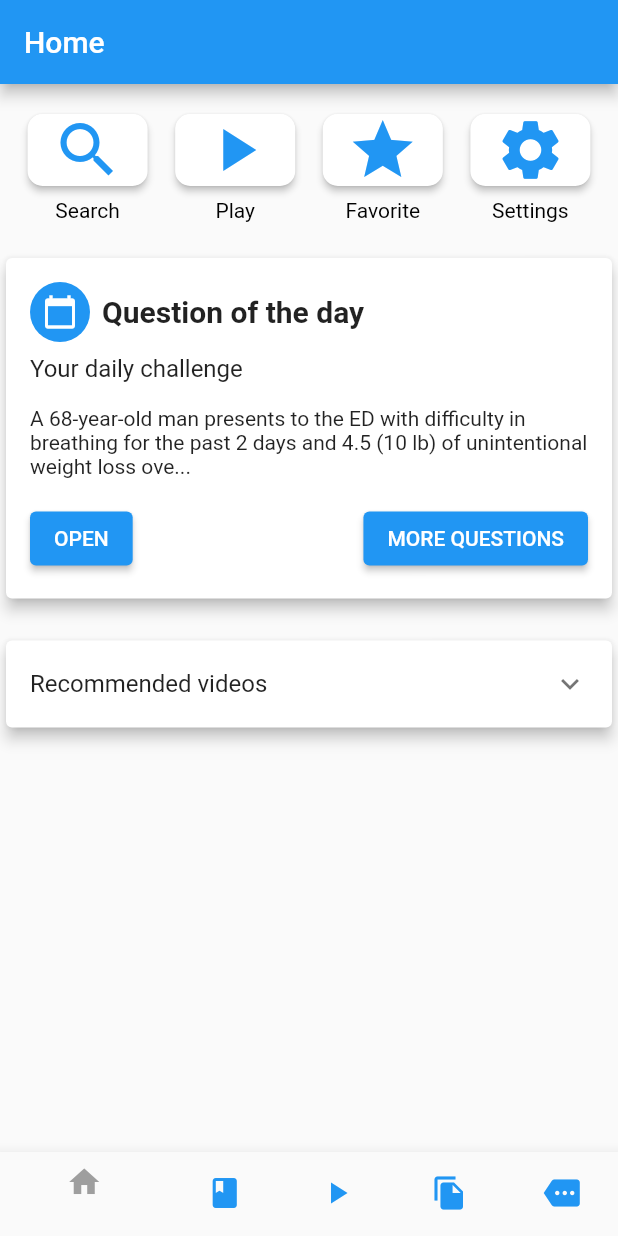
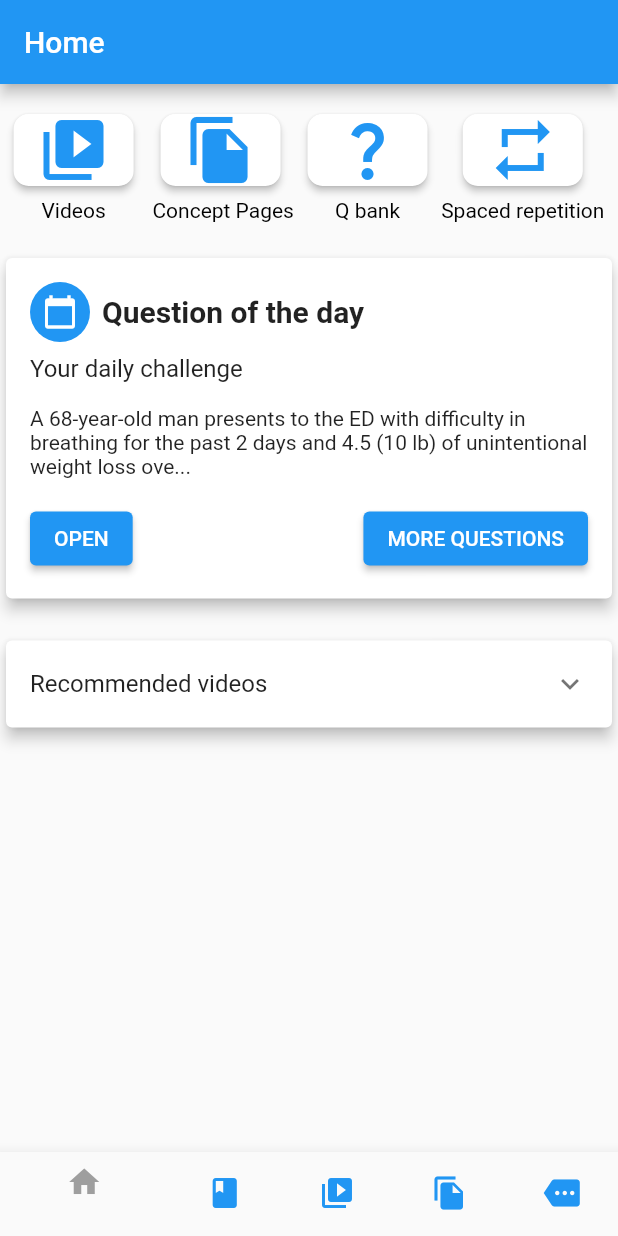
Before and after one commit to Hadiyahsaeed/lecturio_app, a Flutter app: the screen it shows after launch, on a phone screen of 412 x 824 dp. Run offline on Flutter 3.47's test engine with Material 2 defaults, Android fonts, the phone set to English and light mode, and no system bars.

Commit message:
COMMIT5
COMMIT5 all changes finalizedd

```diff
--- a/lib/home_page.dart
+++ b/lib/home_page.dart
@@ -36,14 +36,14 @@ class HomePage extends StatelessWidget {
                       ),
                     ),
                     child: const Icon(
-                      Icons.search,
+                      Icons.video_library,
                       color: Colors.blue,
                       size: 48.0,
                     ),
                   ),
                   const SizedBox(height: 8),
                   const Text(
-                    'Search',
+                    'Videos',
                     style: TextStyle(
                       color: Colors.black,
                     ),
@@ -63,14 +63,14 @@ class HomePage extends StatelessWidget {
                       ),
                     ),
                     child: const Icon(
-                      Icons.play_arrow,
+                      Icons.file_copy,
                       color: Colors.blue,
                       size: 48.0,
                     ),
                   ),
                   const SizedBox(height: 8),
                   const Text(
-                    'Play',
+                    ' Concept Pages',
                     style: TextStyle(
                       color: Colors.black,
                     ),
@@ -90,14 +90,14 @@ class HomePage extends StatelessWidget {
                       ),
                     ),
                     child: const Icon(
-                      Icons.star,
+                      Icons.question_mark_outlined,
                       color: Colors.blue,
                       size: 48.0,
                     ),
                   ),
                   const SizedBox(height: 8),
                   const Text(
-                    'Favorite',
+                    'Q bank',
                     style: TextStyle(
                       color: Colors.black,
                     ),
@@ -117,14 +117,14 @@ class HomePage extends StatelessWidget {
                       ),
                     ),
                     child: const Icon(
-                      Icons.settings,
+                      Icons.repeat,
                       color: Colors.blue,
                       size: 48.0,
                     ),
                   ),
                   const SizedBox(height: 8),
                   const Text(
-                    'Settings',
+                    'Spaced repetition',
                     style: TextStyle(
                       color: Colors.black,
                     ),
--- a/lib/main.dart
+++ b/lib/main.dart
@@ -64,7 +64,7 @@ class _MyHomePageState extends State<MyHomePage> {
   final List<IconData> _icons = [
     Icons.home,
     Icons.book,
-    Icons.play_arrow,
+    Icons.video_library,
     Icons.file_copy,
     Icons.more,
   ];
--- a/pubspec.yaml
+++ b/pubspec.yaml
@@ -1,4 +1,5 @@
 name: app_lecturio
+
 description: A new Flutter project.
 # The following line prevents the package from being accidentally published to
 # pub.dev using `flutter pub publish`. This is preferred for private packages.
@@ -30,6 +31,7 @@ environment:
 dependencies:
   flutter:
     sdk: flutter
+
 
 
   # The following adds the Cupertino Icons font to your application.
```
